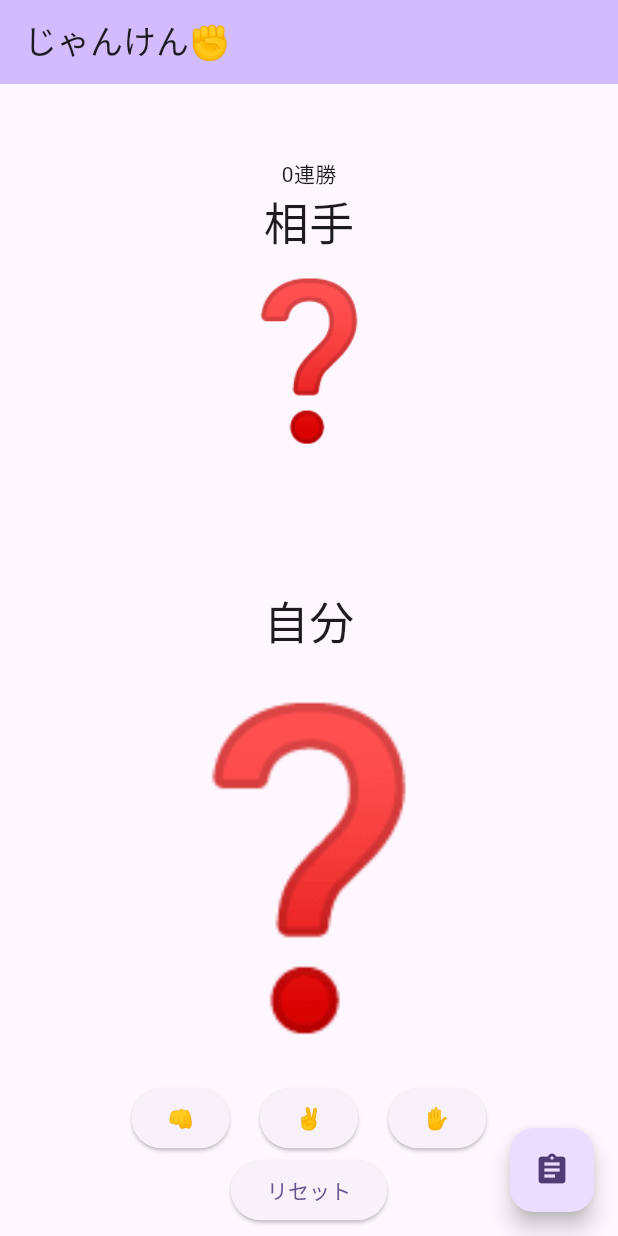
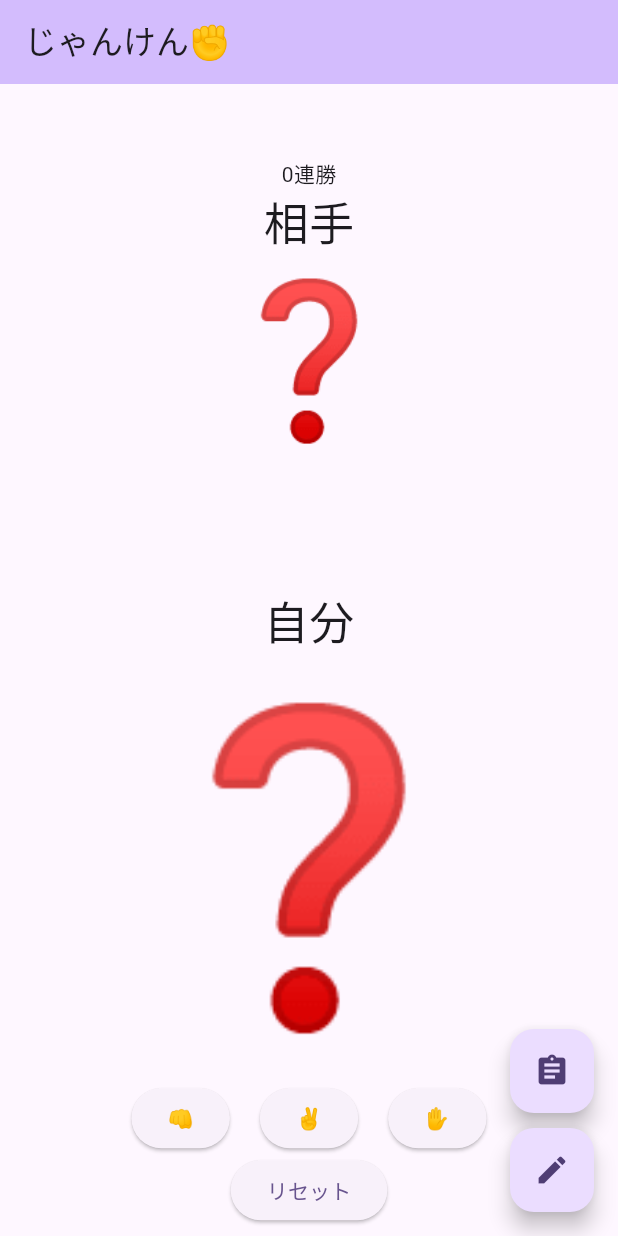
Before and after one commit to powerninja/flutterDev_janken_game, a Flutter app: the screen it shows after launch, on a phone screen of 412 x 824 dp. Run offline on Flutter 3.47's test engine with Material 3 defaults, Android fonts, the phone set to English and light mode, and no system bars; our stand-ins replace firebase_core, sqflite; accounts and stored records are empty.

Commit message:
ボタン2つバージョンでメイン画面に実装

```diff
--- a/lib/main.dart
+++ b/lib/main.dart
@@ -180,7 +180,9 @@ class _MyHomePageState extends State<MyHomePage> {
             ],
           ),
         ),
-      floatingActionButton: FloatingActionButton(
+        floatingActionButton:
+            Column(mainAxisAlignment: MainAxisAlignment.end, children: [
+          FloatingActionButton(
             onPressed: () {
               Navigator.push(
                 context,
@@ -191,7 +193,16 @@ class _MyHomePageState extends State<MyHomePage> {
               Icons.assignment,
             ),
           ),
-    );
+          const SizedBox(
+            height: 10,
+          ),
+          FloatingActionButton(
+            onPressed: () {
+              // FAB 2を押したときに行いたい処理
+            },
+            child: const Icon(Icons.edit),
+          ),
+        ]));
   }
 }
 
```
Lines whose indentation alone changed are shown as unchanged.
